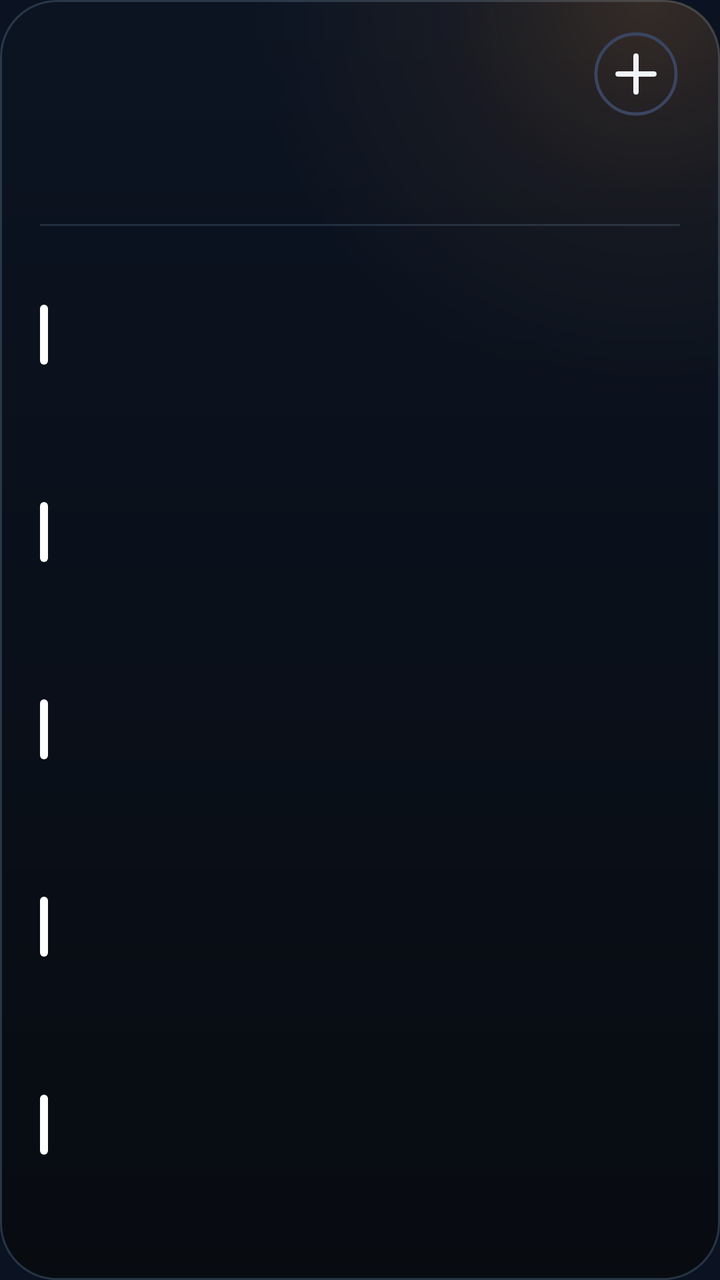
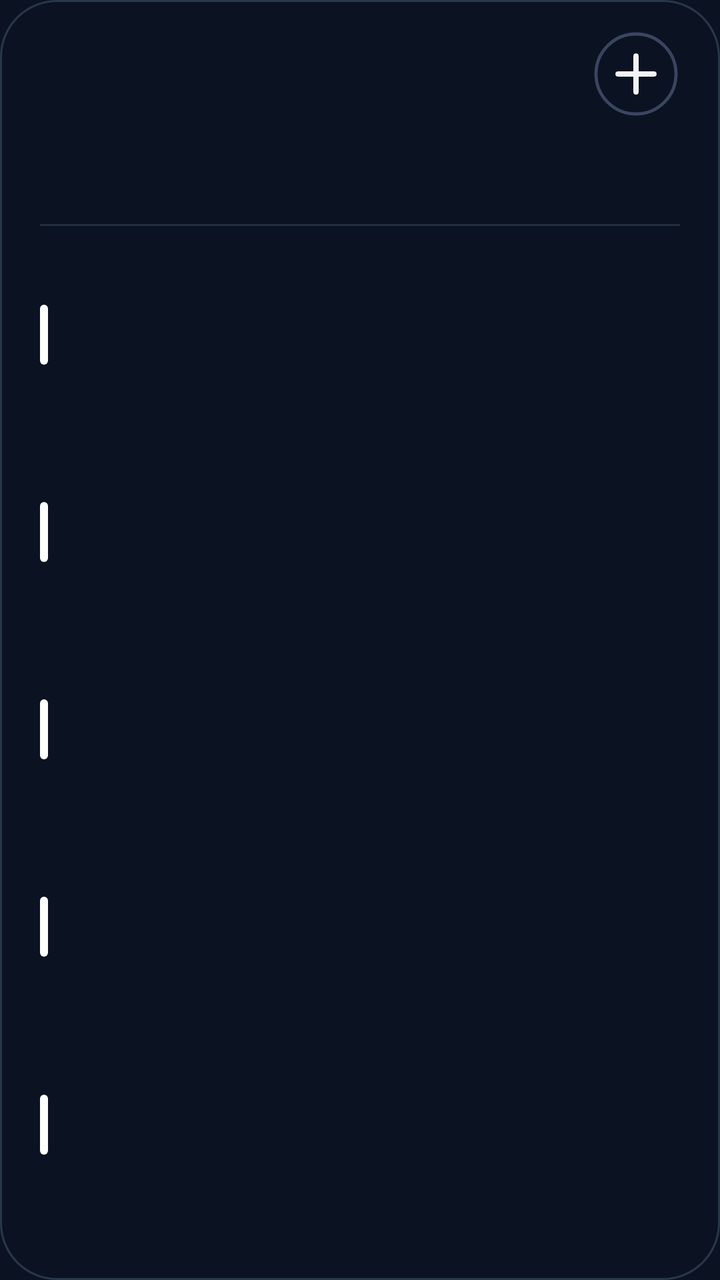

Before-and-after screenshots of an Android layout around one commit, followed by the original layout XML and the change that was made.
<!-- AndroidManifest.xml: application theme AppTheme -->
<!-- res/layout/cal_k5.xml -->
<?xml version="1.0" encoding="utf-8"?>
<FrameLayout xmlns:android="http://schemas.android.com/apk/res/android"
    android:id="@+id/root"
    android:layout_width="match_parent"
    android:layout_height="match_parent"
    android:padding="0dp">

    <LinearLayout
        android:id="@+id/panel"
        android:layout_width="match_parent"
        android:layout_height="match_parent"
        android:background="@drawable/cal_panel"
        android:orientation="vertical"
        android:paddingStart="20dp"
        android:paddingTop="13dp"
        android:paddingEnd="20dp"
        android:paddingBottom="14dp">

        
        <LinearLayout
            android:layout_width="match_parent"
            android:layout_height="48dp"
            android:gravity="center_vertical"
            android:orientation="horizontal">
        <ImageView
            android:id="@+id/cal_day"
            android:layout_width="wrap_content"
            android:layout_height="47dp"
            android:adjustViewBounds="true"
            android:scaleType="fitStart" />

            <LinearLayout
                android:layout_width="0dp"
                android:layout_height="wrap_content"
                android:layout_marginStart="12dp"
                android:layout_weight="1"
                android:orientation="vertical">
                <ImageView
                    android:id="@+id/cal_month"
                    android:layout_width="match_parent"
                    android:layout_height="23dp"
                    android:adjustViewBounds="true"
                    android:scaleType="fitStart" />
                <ImageView
                    android:id="@+id/cal_sub"
                    android:layout_width="match_parent"
                    android:layout_height="16dp"
                    android:adjustViewBounds="true"
                    android:layout_marginTop="2dp"
                    android:scaleType="fitStart" />
            </LinearLayout>

            <ImageView
                android:id="@+id/btn_add"
                android:layout_width="44dp"
                android:layout_height="44dp"
                android:contentDescription="New event"
                android:src="@drawable/ic_cal_add" />
        </LinearLayout>

        
        <LinearLayout
            android:layout_width="match_parent"
            android:layout_height="44dp"
            android:layout_marginTop="2dp"
            android:orientation="horizontal">
            <LinearLayout
                android:layout_width="0dp"
                android:layout_height="match_parent"
                android:layout_weight="1"
                android:gravity="center_horizontal"
                android:orientation="vertical">
                <ImageView
                    android:id="@+id/wk_label_0"
                    android:layout_width="wrap_content"
                    android:layout_height="14dp"
                    android:adjustViewBounds="true"
                    android:scaleType="fitCenter" />
                <ImageView
                    android:id="@+id/wk_num_0"
                    android:layout_width="26dp"
                    android:layout_height="26dp"
                    android:adjustViewBounds="true"
                    android:layout_marginTop="3dp"
                    android:scaleType="fitCenter" />
            </LinearLayout>
            <LinearLayout
                android:layout_width="0dp"
                android:layout_height="match_parent"
                android:layout_weight="1"
                android:gravity="center_horizontal"
                android:orientation="vertical">
                <ImageView
                    android:id="@+id/wk_label_1"
                    android:layout_width="wrap_content"
                    android:layout_height="14dp"
                    android:adjustViewBounds="true"
                    android:scaleType="fitCenter" />
                <ImageView
                    android:id="@+id/wk_num_1"
                    android:layout_width="26dp"
                    android:layout_height="26dp"
                    android:adjustViewBounds="true"
                    android:layout_marginTop="3dp"
                    android:scaleType="fitCenter" />
            </LinearLayout>
            <LinearLayout
                android:layout_width="0dp"
                android:layout_height="match_parent"
                android:layout_weight="1"
                android:gravity="center_horizontal"
                android:orientation="vertical">
                <ImageView
                    android:id="@+id/wk_label_2"
                    android:layout_width="wrap_content"
                    android:layout_height="14dp"
                    android:adjustViewBounds="true"
                    android:scaleType="fitCenter" />
                <ImageView
                    android:id="@+id/wk_num_2"
                    android:layout_width="26dp"
                    android:layout_height="26dp"
                    android:adjustViewBounds="true"
                    android:layout_marginTop="3dp"
                    android:scaleType="fitCenter" />
            </LinearLayout>
            <LinearLayout
                android:layout_width="0dp"
                android:layout_height="match_parent"
                android:layout_weight="1"
                android:gravity="center_horizontal"
                android:orientation="vertical">
                <ImageView
                    android:id="@+id/wk_label_3"
                    android:layout_width="wrap_content"
                    android:layout_height="14dp"
                    android:adjustViewBounds="true"
                    android:scaleType="fitCenter" />
                <ImageView
                    android:id="@+id/wk_num_3"
                    android:layout_width="26dp"
                    android:layout_height="26dp"
                    android:adjustViewBounds="true"
                    android:layout_marginTop="3dp"
                    android:scaleType="fitCenter" />
            </LinearLayout>
            <LinearLayout
                android:layout_width="0dp"
                android:layout_height="match_parent"
                android:layout_weight="1"
                android:gravity="center_horizontal"
                android:orientation="vertical">
                <ImageView
                    android:id="@+id/wk_label_4"
                    android:layout_width="wrap_content"
                    android:layout_height="14dp"
                    android:adjustViewBounds="true"
                    android:scaleType="fitCenter" />
                <ImageView
                    android:id="@+id/wk_num_4"
                    android:layout_width="26dp"
                    android:layout_height="26dp"
                    android:adjustViewBounds="true"
                    android:layout_marginTop="3dp"
                    android:scaleType="fitCenter" />
            </LinearLayout>
            <LinearLayout
                android:layout_width="0dp"
                android:layout_height="match_parent"
                android:layout_weight="1"
                android:gravity="center_horizontal"
                android:orientation="vertical">
                <ImageView
                    android:id="@+id/wk_label_5"
                    android:layout_width="wrap_content"
                    android:layout_height="14dp"
                    android:adjustViewBounds="true"
                    android:scaleType="fitCenter" />
                <ImageView
                    android:id="@+id/wk_num_5"
                    android:layout_width="26dp"
                    android:layout_height="26dp"
                    android:adjustViewBounds="true"
                    android:layout_marginTop="3dp"
                    android:scaleType="fitCenter" />
            </LinearLayout>
            <LinearLayout
                android:layout_width="0dp"
                android:layout_height="match_parent"
                android:layout_weight="1"
                android:gravity="center_horizontal"
                android:orientation="vertical">
                <ImageView
                    android:id="@+id/wk_label_6"
                    android:layout_width="wrap_content"
                    android:layout_height="14dp"
                    android:adjustViewBounds="true"
                    android:scaleType="fitCenter" />
                <ImageView
                    android:id="@+id/wk_num_6"
                    android:layout_width="26dp"
                    android:layout_height="26dp"
                    android:adjustViewBounds="true"
                    android:layout_marginTop="3dp"
                    android:scaleType="fitCenter" />
            </LinearLayout>
        </LinearLayout>

        <ImageView
            android:layout_width="match_parent"
            android:layout_height="1dp"
            android:layout_marginTop="5dp"
            android:layout_marginBottom="5dp"
            android:scaleType="fitXY"
            android:src="@drawable/cal_divider" />

        
        <LinearLayout
            android:layout_width="match_parent"
            android:layout_height="0dp"
            android:layout_weight="1"
            android:orientation="vertical">
        <LinearLayout
            android:id="@+id/cal_row_0"
            android:layout_width="match_parent"
            android:layout_height="0dp"
            android:layout_weight="1"
            android:gravity="center_vertical"
            android:orientation="horizontal">

            <ImageView
                android:id="@+id/cal_bar_0"
                android:layout_width="4dp"
                android:layout_height="30dp"
                android:layout_marginEnd="11dp"
                android:scaleType="fitXY"
                android:src="@drawable/cal_bar" />

            <LinearLayout
                android:layout_width="0dp"
                android:layout_height="wrap_content"
                android:layout_weight="1"
                android:orientation="vertical">

                <LinearLayout
                    android:layout_width="match_parent"
                    android:layout_height="wrap_content"
                    android:orientation="horizontal">
                    <ImageView
                        android:id="@+id/cal_time_0"
                        android:layout_width="wrap_content"
                        android:layout_height="16dp"
                        android:adjustViewBounds="true"
                        android:scaleType="fitStart" />
                    <ImageView
                        android:id="@+id/cal_hint_0"
                        android:layout_width="wrap_content"
                        android:layout_height="16dp"
                        android:adjustViewBounds="true"
                        android:layout_marginStart="9dp"
                        android:scaleType="fitStart" />
                </LinearLayout>
                <ImageView
                    android:id="@+id/cal_title_0"
                    android:layout_width="match_parent"
                    android:layout_height="22dp"
                    android:adjustViewBounds="true"
                    android:layout_marginTop="1dp"
                    android:scaleType="fitStart" />
            </LinearLayout>
        </LinearLayout>
        <LinearLayout
            android:id="@+id/cal_row_1"
            android:layout_width="match_parent"
            android:layout_height="0dp"
            android:layout_weight="1"
            android:gravity="center_vertical"
            android:orientation="horizontal">

            <ImageView
                android:id="@+id/cal_bar_1"
                android:layout_width="4dp"
                android:layout_height="30dp"
                android:layout_marginEnd="11dp"
                android:scaleType="fitXY"
                android:src="@drawable/cal_bar" />

            <LinearLayout
                android:layout_width="0dp"
                android:layout_height="wrap_content"
                android:layout_weight="1"
                android:orientation="vertical">

                <LinearLayout
                    android:layout_width="match_parent"
                    android:layout_height="wrap_content"
                    android:orientation="horizontal">
                    <ImageView
                        android:id="@+id/cal_time_1"
                        android:layout_width="wrap_content"
                        android:layout_height="16dp"
                        android:adjustViewBounds="true"
                        android:scaleType="fitStart" />
                    <ImageView
                        android:id="@+id/cal_hint_1"
                        android:layout_width="wrap_content"
                        android:layout_height="16dp"
                        android:adjustViewBounds="true"
                        android:layout_marginStart="9dp"
                        android:scaleType="fitStart" />
                </LinearLayout>
                <ImageView
                    android:id="@+id/cal_title_1"
                    android:layout_width="match_parent"
                    android:layout_height="22dp"
                    android:adjustViewBounds="true"
                    android:layout_marginTop="1dp"
                    android:scaleType="fitStart" />
            </LinearLayout>
        </LinearLayout>
        <LinearLayout
            android:id="@+id/cal_row_2"
            android:layout_width="match_parent"
            android:layout_height="0dp"
            android:layout_weight="1"
            android:gravity="center_vertical"
            android:orientation="horizontal">

            <ImageView
                android:id="@+id/cal_bar_2"
                android:layout_width="4dp"
                android:layout_height="30dp"
                android:layout_marginEnd="11dp"
                android:scaleType="fitXY"
                android:src="@drawable/cal_bar" />

            <LinearLayout
                android:layout_width="0dp"
                android:layout_height="wrap_content"
                android:layout_weight="1"
                android:orientation="vertical">

                <LinearLayout
                    android:layout_width="match_parent"
                    android:layout_height="wrap_content"
                    android:orientation="horizontal">
                    <ImageView
                        android:id="@+id/cal_time_2"
                        android:layout_width="wrap_content"
                        android:layout_height="16dp"
                        android:adjustViewBounds="true"
                        android:scaleType="fitStart" />
                    <ImageView
                        android:id="@+id/cal_hint_2"
                        android:layout_width="wrap_content"
                        android:layout_height="16dp"
                        android:adjustViewBounds="true"
                        android:layout_marginStart="9dp"
                        android:scaleType="fitStart" />
                </LinearLayout>
                <ImageView
                    android:id="@+id/cal_title_2"
                    android:layout_width="match_parent"
                    android:layout_height="22dp"
                    android:adjustViewBounds="true"
                    android:layout_marginTop="1dp"
                    android:scaleType="fitStart" />
            </LinearLayout>
        </LinearLayout>
        <LinearLayout
            android:id="@+id/cal_row_3"
            android:layout_width="match_parent"
            android:layout_height="0dp"
            android:layout_weight="1"
            android:gravity="center_vertical"
            android:orientation="horizontal">

            <ImageView
                android:id="@+id/cal_bar_3"
                android:layout_width="4dp"
                android:layout_height="30dp"
                android:layout_marginEnd="11dp"
                android:scaleType="fitXY"
                android:src="@drawable/cal_bar" />

            <LinearLayout
                android:layout_width="0dp"
                android:layout_height="wrap_content"
                android:layout_weight="1"
                android:orientation="vertical">

                <LinearLayout
                    android:layout_width="match_parent"
                    android:layout_height="wrap_content"
                    android:orientation="horizontal">
                    <ImageView
                        android:id="@+id/cal_time_3"
                        android:layout_width="wrap_content"
                        android:layout_height="16dp"
                        android:adjustViewBounds="true"
                        android:scaleType="fitStart" />
                    <ImageView
                        android:id="@+id/cal_hint_3"
                        android:layout_width="wrap_content"
                        android:layout_height="16dp"
                        android:adjustViewBounds="true"
                        android:layout_marginStart="9dp"
                        android:scaleType="fitStart" />
                </LinearLayout>
                <ImageView
                    android:id="@+id/cal_title_3"
                    android:layout_width="match_parent"
                    android:layout_height="22dp"
                    android:adjustViewBounds="true"
                    android:layout_marginTop="1dp"
                    android:scaleType="fitStart" />
            </LinearLayout>
        </LinearLayout>
        <LinearLayout
            android:id="@+id/cal_row_4"
            android:layout_width="match_parent"
            android:layout_height="0dp"
            android:layout_weight="1"
            android:gravity="center_vertical"
            android:orientation="horizontal">

            <ImageView
                android:id="@+id/cal_bar_4"
                android:layout_width="4dp"
                android:layout_height="30dp"
                android:layout_marginEnd="11dp"
                android:scaleType="fitXY"
                android:src="@drawable/cal_bar" />

            <LinearLayout
                android:layout_width="0dp"
                android:layout_height="wrap_content"
                android:layout_weight="1"
                android:orientation="vertical">

                <LinearLayout
                    android:layout_width="match_parent"
                    android:layout_height="wrap_content"
                    android:orientation="horizontal">
                    <ImageView
                        android:id="@+id/cal_time_4"
                        android:layout_width="wrap_content"
                        android:layout_height="16dp"
                        android:adjustViewBounds="true"
                        android:scaleType="fitStart" />
                    <ImageView
                        android:id="@+id/cal_hint_4"
                        android:layout_width="wrap_content"
                        android:layout_height="16dp"
                        android:adjustViewBounds="true"
                        android:layout_marginStart="9dp"
                        android:scaleType="fitStart" />
                </LinearLayout>
                <ImageView
                    android:id="@+id/cal_title_4"
                    android:layout_width="match_parent"
                    android:layout_height="22dp"
                    android:adjustViewBounds="true"
                    android:layout_marginTop="1dp"
                    android:scaleType="fitStart" />
            </LinearLayout>
        </LinearLayout>
        </LinearLayout>
        <ImageView
            android:id="@+id/cal_more"
            android:layout_width="match_parent"
            android:layout_height="14dp"
            android:adjustViewBounds="true"
            android:scaleType="fitEnd" />
    </LinearLayout>
</FrameLayout>
<!-- resources referenced by this layout -->
<resources>
  <!-- drawable cal_bar (drawable) -->
  <?xml version="1.0" encoding="utf-8"?>
  <shape xmlns:android="http://schemas.android.com/apk/res/android" android:shape="rectangle">
      <solid android:color="#FFFFFFFF" />
      <corners android:radius="2dp" />
  </shape>
  <!-- drawable cal_divider (drawable) -->
  <?xml version="1.0" encoding="utf-8"?>
  <shape xmlns:android="http://schemas.android.com/apk/res/android" android:shape="rectangle">
      <solid android:color="#24AADCFF" />
  </shape>
  <!-- drawable cal_panel (drawable) -->
  <?xml version="1.0" encoding="utf-8"?>
  <layer-list xmlns:android="http://schemas.android.com/apk/res/android">
      <item>
          <shape android:shape="rectangle">
              <gradient android:angle="270" android:startColor="#F00C1322" android:endColor="#F0070A10" />
              <stroke android:width="1dp" android:color="#2EAADCFF" />
              <corners android:radius="@dimen/widget_radius" />
          </shape>
      </item>
      <item>
          <shape android:shape="rectangle">
              <gradient android:type="radial" android:centerX="0.9" android:centerY="0.0" android:gradientRadius="200dp"
                  android:startColor="#2EEB9438" android:centerColor="#0DEB9438" android:endColor="#00EB9438" />
              <corners android:radius="@dimen/widget_radius" />
          </shape>
      </item>
  </layer-list>
  <!-- drawable ic_cal_add (drawable) -->
  <?xml version="1.0" encoding="utf-8"?>
  <vector xmlns:android="http://schemas.android.com/apk/res/android"
      android:width="44dp"
      android:height="44dp"
      android:viewportWidth="44"
      android:viewportHeight="44">
      <path
          android:pathData="M22,22m-20,0a20,20 0,1 1,40 0a20,20 0,1 1,-40 0"
          android:strokeColor="#FF3A4560"
          android:strokeWidth="1.6" />
      <path
          android:pathData="M13,22L31,22M22,13L22,31"
          android:strokeColor="#FFF1F5F9"
          android:strokeLineCap="round"
          android:strokeWidth="2.6" />
  </vector>
  <style name="AppTheme" parent="@android:style/Theme.DeviceDefault.NoActionBar">
          <item name="android:colorAccent">#DF8B35</item>
          <item name="android:colorControlActivated">#DF8B35</item>
          <item name="android:windowBackground">#0B1322</item>
          <item name="android:statusBarColor">#0E111A</item>
          <item name="android:navigationBarColor">#0B1322</item>
          <item name="android:textColorHint">#718096</item>
      </style>
  <dimen name="widget_radius">28dp</dimen>
</resources>

<!-- the commit's change to res/layout/cal_k5.xml (unified diff, before → after) -->
@@ -1,10 +1,17 @@
 <?xml version="1.0" encoding="utf-8"?>
-<FrameLayout xmlns:android="http://schemas.android.com/apk/res/android"
+<FrameLayout
+    xmlns:android="http://schemas.android.com/apk/res/android"
     android:id="@+id/root"
     android:layout_width="match_parent"
     android:layout_height="match_parent"
     android:padding="0dp">
 
+    <ImageView
+        android:id="@+id/cal_bg"
+        android:layout_width="match_parent"
+        android:layout_height="match_parent"
+        android:importantForAccessibility="no"
+        android:scaleType="fitXY" />
     <LinearLayout
         android:id="@+id/panel"
         android:layout_width="match_parent"
<!-- resource entries referenced after the edit -->
@@ -13,22 +13,11 @@
   </shape>
   <!-- drawable cal_panel (drawable) -->
   <?xml version="1.0" encoding="utf-8"?>
-  <layer-list xmlns:android="http://schemas.android.com/apk/res/android">
-      <item>
-          <shape android:shape="rectangle">
-              <gradient android:angle="270" android:startColor="#F00C1322" android:endColor="#F0070A10" />
-              <stroke android:width="1dp" android:color="#2EAADCFF" />
-              <corners android:radius="@dimen/widget_radius" />
-          </shape>
-      </item>
-      <item>
-          <shape android:shape="rectangle">
-              <gradient android:type="radial" android:centerX="0.9" android:centerY="0.0" android:gradientRadius="200dp"
-                  android:startColor="#2EEB9438" android:centerColor="#0DEB9438" android:endColor="#00EB9438" />
-              <corners android:radius="@dimen/widget_radius" />
-          </shape>
-      </item>
-  </layer-list>
+  <shape xmlns:android="http://schemas.android.com/apk/res/android" android:shape="rectangle">
+      <solid android:color="#00000000" />
+      <stroke android:width="1dp" android:color="#2EAADCFF" />
+      <corners android:radius="@dimen/widget_radius" />
+  </shape>
   <!-- drawable ic_cal_add (drawable) -->
   <?xml version="1.0" encoding="utf-8"?>
   <vector xmlns:android="http://schemas.android.com/apk/res/android"
